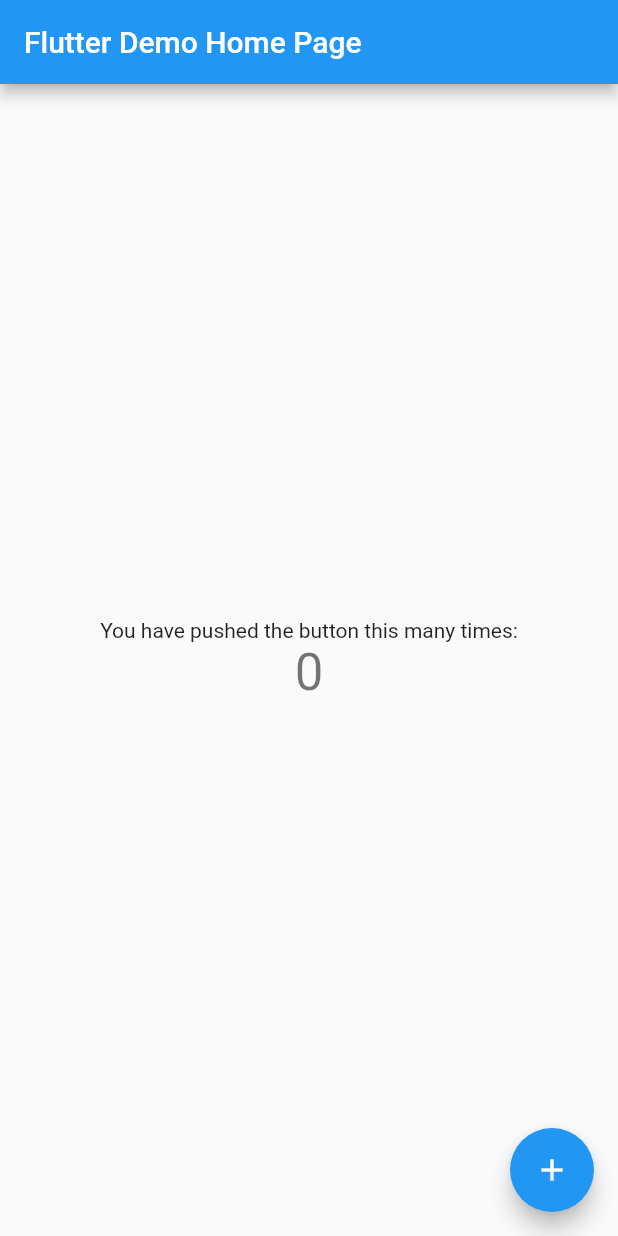
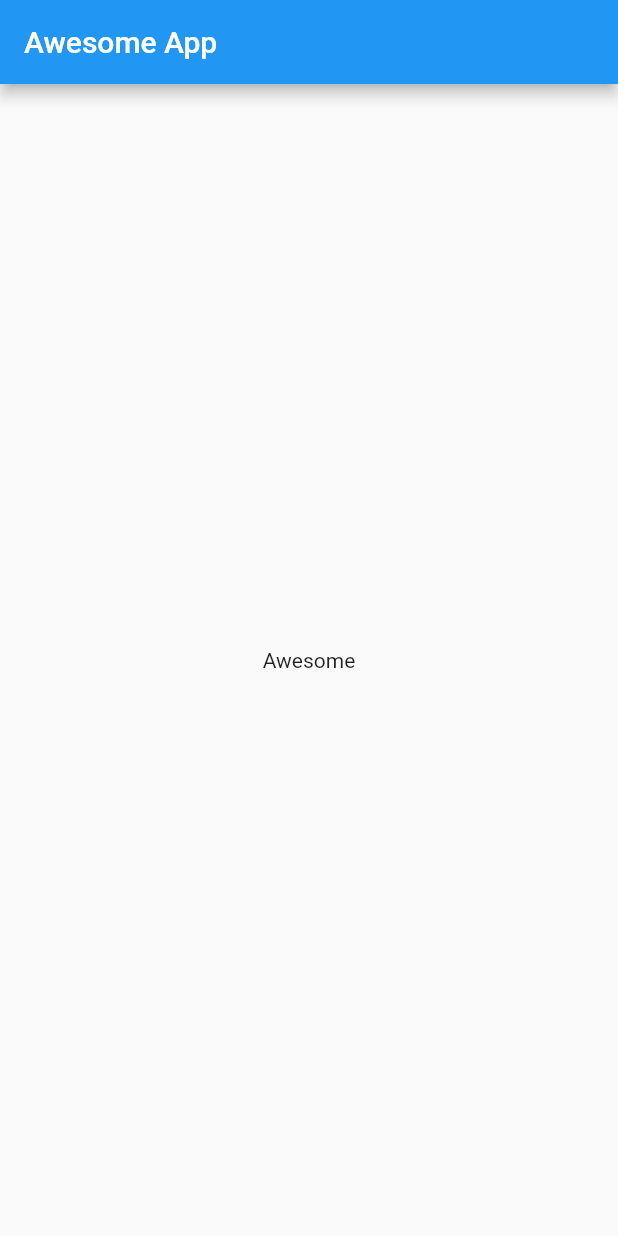
Before and after one commit to Iamritwik783/Flutter, a Flutter app: the screen it shows after launch, on a phone screen of 412 x 824 dp. Run offline on Flutter 3.47's test engine with Material 2 defaults, Android fonts, the phone set to English and light mode, and no system bars.

Commit message:
Ch1 completed

```diff
--- a/lib/main.dart
+++ b/lib/main.dart
@@ -1,113 +1,20 @@
 import 'package:flutter/material.dart';
+import 'package:flutter/cupertino.dart';
 
-void main() {
-  runApp(MyApp());
+
+void main(){
+  runApp(MaterialApp(
+    title: "Awesome App",
+    home: Homepage(),
+  ));
 }
 
-class MyApp extends StatelessWidget {
-  // This widget is the root of your application.
+class Homepage extends StatelessWidget {
   @override
   Widget build(BuildContext context) {
-    return MaterialApp(
-      title: 'Flutter Demo',
-      theme: ThemeData(
-        // This is the theme of your application.
-        //
-        // Try running your application with "flutter run". You'll see the
-        // application has a blue toolbar. Then, without quitting the app, try
-        // changing the primarySwatch below to Colors.green and then invoke
-        // "hot reload" (press "r" in the console where you ran "flutter run",
-        // or simply save your changes to "hot reload" in a Flutter IDE).
-        // Notice that the counter didn't reset back to zero; the application
-        // is not restarted.
-        primarySwatch: Colors.blue,
-      ),
-      home: MyHomePage(title: 'Flutter Demo Home Page'),
+    return Scaffold(
+      appBar: AppBar(title: Text("Awesome App"),),
+      body: Container(child: Center(child: Text("Awesome")),),
     );
   }
 }
-
-class MyHomePage extends StatefulWidget {
-  MyHomePage({Key key, this.title}) : super(key: key);
-
-  // This widget is the home page of your application. It is stateful, meaning
-  // that it has a State object (defined below) that contains fields that affect
-  // how it looks.
-
-  // This class is the configuration for the state. It holds the values (in this
-  // case the title) provided by the parent (in this case the App widget) and
-  // used by the build method of the State. Fields in a Widget subclass are
-  // always marked "final".
-
-  final String title;
-
-  @override
-  _MyHomePageState createState() => _MyHomePageState();
-}
-
-class _MyHomePageState extends State<MyHomePage> {
-  int _counter = 0;
-
-  void _incrementCounter() {
-    setState(() {
-      // This call to setState tells the Flutter framework that something has
-      // changed in this State, which causes it to rerun the build method below
-      // so that the display can reflect the updated values. If we changed
-      // _counter without calling setState(), then the build method would not be
-      // called again, and so nothing would appear to happen.
-      _counter++;
-    });
-  }
-
-  @override
-  Widget build(BuildContext context) {
-    // This method is rerun every time setState is called, for instance as done
-    // by the _incrementCounter method above.
-    //
-    // The Flutter framework has been optimized to make rerunning build methods
-    // fast, so that you can just rebuild anything that needs updating rather
-    // than having to individually change instances of widgets.
-    return Scaffold(
-      appBar: AppBar(
-        // Here we take the value from the MyHomePage object that was created by
-        // the App.build method, and use it to set our appbar title.
-        title: Text(widget.title),
-      ),
-      body: Center(
-        // Center is a layout widget. It takes a single child and positions it
-        // in the middle of the parent.
-        child: Column(
-          // Column is also a layout widget. It takes a list of children and
-          // arranges them vertically. By default, it sizes itself to fit its
-          // children horizontally, and tries to be as tall as its parent.
-          //
-          // Invoke "debug painting" (press "p" in the console, choose the
-          // "Toggle Debug Paint" action from the Flutter Inspector in Android
-          // Studio, or the "Toggle Debug Paint" command in Visual Studio Code)
-          // to see the wireframe for each widget.
-          //
-          // Column has various properties to control how it sizes itself and
-          // how it positions its children. Here we use mainAxisAlignment to
-          // center the children vertically; the main axis here is the vertical
-          // axis because Columns are vertical (the cross axis would be
-          // horizontal).
-          mainAxisAlignment: MainAxisAlignment.center,
-          children: <Widget>[
-            Text(
-              'You have pushed the button this many times:',
-            ),
-            Text(
-              '$_counter',
-              style: Theme.of(context).textTheme.headline4,
-            ),
-          ],
-        ),
-      ),
-      floatingActionButton: FloatingActionButton(
-        onPressed: _incrementCounter,
-        tooltip: 'Increment',
-        child: Icon(Icons.add),
-      ), // This trailing comma makes auto-formatting nicer for build methods.
-    );
-  }
-}
```
